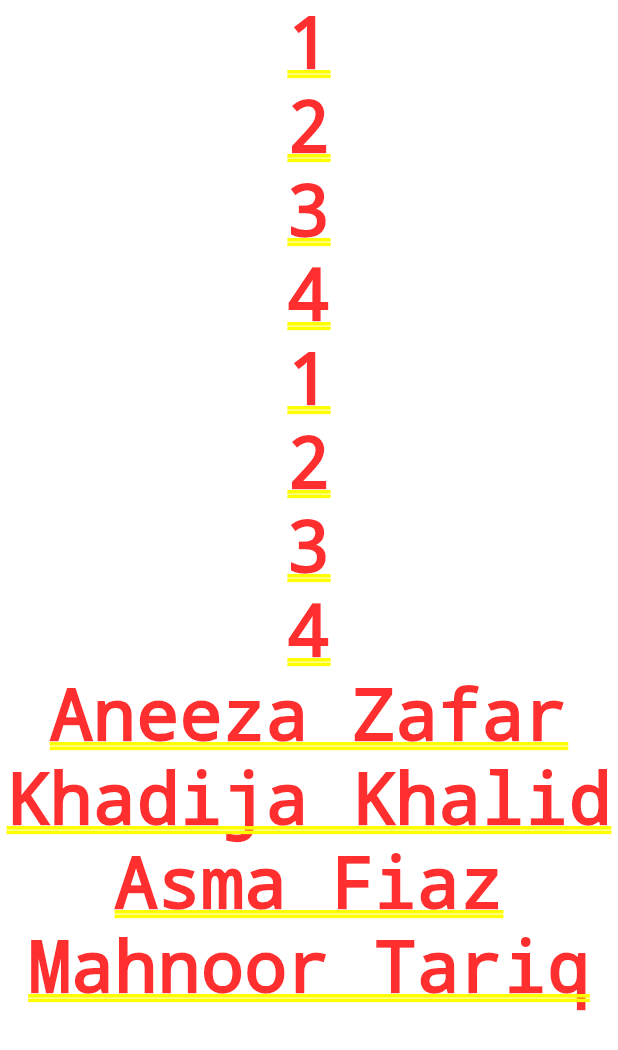
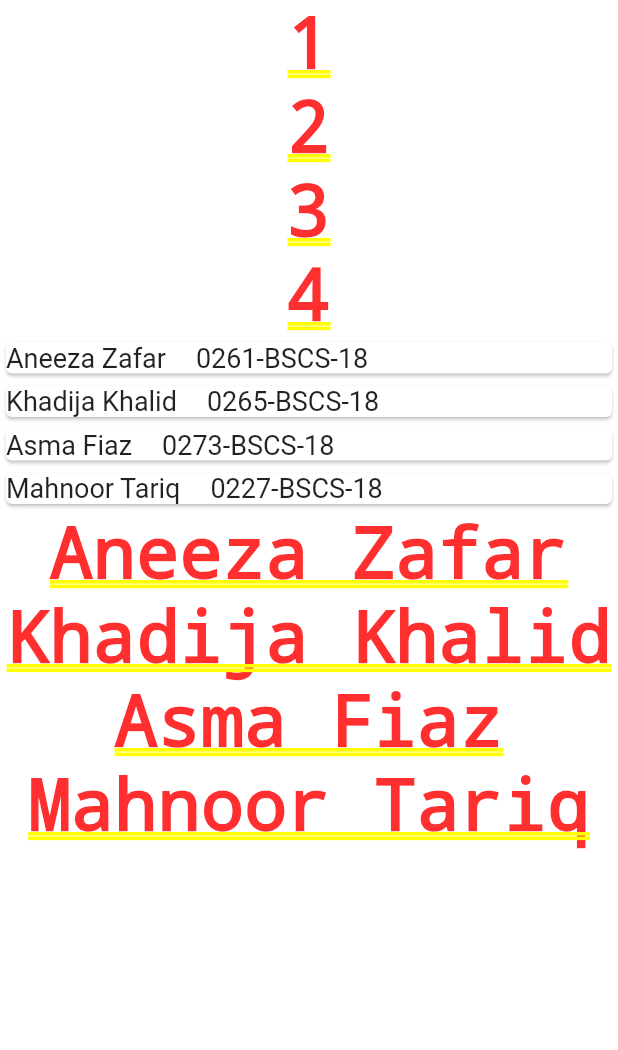
Before and after one commit to AneezaZafar19/flutter_practice, a Flutter app: the screen it shows after launch, on a phone screen of 412 x 824 dp. Shown: the top 1050 px of the screen. Run offline on Flutter 3.47's test engine with Material 2 defaults, Android fonts, the phone set to English and light mode, and no system bars.

Commit message:
custom method
i made a custom method of return type widget in state class and call list by this method instead of text widget means to print data i don't use the text widget to print data i use custom mwthod

```diff
--- a/lib/main.dart
+++ b/lib/main.dart
@@ -26,6 +26,30 @@ class _mapListState extends State<mapList> {
     S_data(name: 'Mahnoor Tariq', rollnum: '0227-BSCS-18'),
   ];
   List<String> num = ['1', '2', '3', '4'];
+  Widget cdata(e) {
+    return Card(
+      child: Row(
+        children: [
+          Text(
+            e.name,
+            style: TextStyle(
+              fontSize: 18,
+            ),
+          ),
+          SizedBox(
+            width: 20,
+          ),
+          Text(
+            e.rollnum,
+            style: TextStyle(
+              fontSize: 18,
+            ),
+          ),
+        ],
+      ),
+    );
+  }
+
   @override
   Widget build(BuildContext context) {
     return Container(
@@ -37,7 +61,7 @@ class _mapListState extends State<mapList> {
             }).toList(),
           ),
           Column(
-            children: num.map((e) => Text(e)).toList(),
+            children: data.map((e) => cdata(e)).toList(),
           ),
           Column(
             children: data.map((e) {
--- a/lib/practice/custom_class.dart
+++ b/lib/practice/custom_class.dart
@@ -1,3 +1,5 @@
+import 'package:flutter/material.dart';
+
 class S_data {
   String name;
   String rollnum;
```
Also changed, not shown: lib/practice/identity_card.dart (+4 -4 lines).
